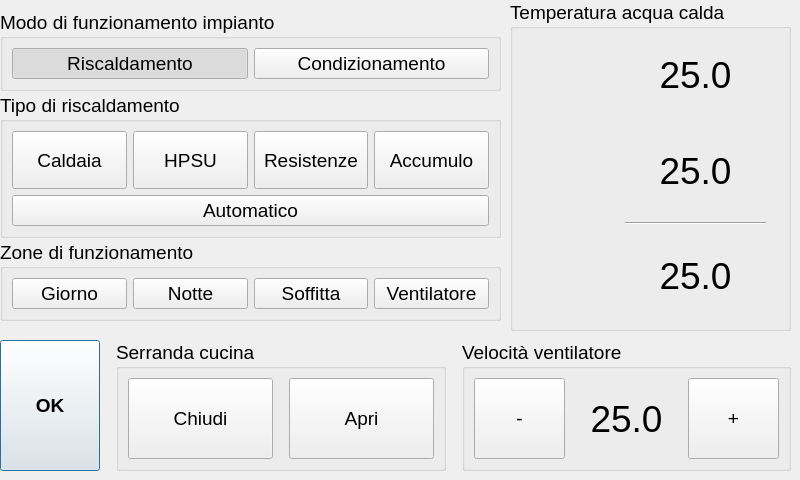
Old version of the form dlg_control.ui in the repository pillo79/home-control.
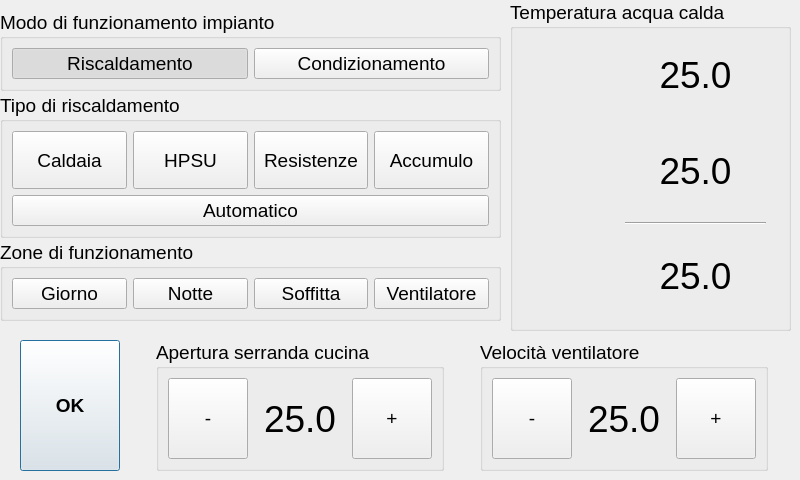
New version of the form. Icons and pictures are not drawn.

Commit message: control: automatic door opening

What changed in the file:
```diff
--- a/dlg_control.ui
+++ b/dlg_control.ui
@@ -637,55 +637,87 @@
      </widget>
     </item>
     <item>
-     <widget class="QGroupBox" name="groupBox_6">
+     <widget class="QGroupBox" name="groupBox_7">
+      <property name="sizePolicy">
+       <sizepolicy hsizetype="Fixed" vsizetype="Preferred">
+        <horstretch>0</horstretch>
+        <verstretch>0</verstretch>
+       </sizepolicy>
+      </property>
       <property name="title">
-       <string>Serranda cucina</string>
+       <string>Apertura serranda cucina</string>
       </property>
-      <layout class="QHBoxLayout" name="horizontalLayout_8">
-       <item>
-        <layout class="QHBoxLayout" name="horizontalLayout_9">
+      <layout class="QHBoxLayout" name="horizontalLayout_11">
          <property name="spacing">
           <number>16</number>
          </property>
          <item>
-          <widget class="QPushButton" name="pbChiudiCucina">
+        <widget class="QPushButton" name="pbApriMinus">
            <property name="sizePolicy">
-            <sizepolicy hsizetype="Expanding" vsizetype="Expanding">
+          <sizepolicy hsizetype="Fixed" vsizetype="Preferred">
              <horstretch>0</horstretch>
              <verstretch>0</verstretch>
             </sizepolicy>
            </property>
            <property name="text">
-            <string>Chiudi</string>
-           </property>
-           <property name="checkable">
-            <bool>false</bool>
+          <string>-</string>
+         </property>
+         <property name="autoRepeat">
+          <bool>true</bool>
            </property>
           </widget>
          </item>
          <item>
-          <widget class="QPushButton" name="pbApriCucina">
+        <widget class="QLabel" name="tlApriCucinaPerc">
            <property name="sizePolicy">
             <sizepolicy hsizetype="Expanding" vsizetype="Expanding">
              <horstretch>0</horstretch>
              <verstretch>0</verstretch>
             </sizepolicy>
            </property>
+         <property name="font">
+          <font>
+           <pointsize>28</pointsize>
+          </font>
+         </property>
            <property name="text">
-            <string>Apri</string>
-           </property>
-           <property name="checkable">
+          <string>25.0</string>
+         </property>
+         <property name="scaledContents">
             <bool>false</bool>
            </property>
-          </widget>
-         </item>
-        </layout>
+         <property name="alignment">
+          <set>Qt::AlignCenter</set>
+         </property>
+        </widget>
+       </item>
+       <item>
+        <widget class="QPushButton" name="pbApriPlus">
+         <property name="sizePolicy">
+          <sizepolicy hsizetype="Fixed" vsizetype="Preferred">
+           <horstretch>0</horstretch>
+           <verstretch>0</verstretch>
+          </sizepolicy>
+         </property>
+         <property name="text">
+          <string>+</string>
+         </property>
+         <property name="autoRepeat">
+          <bool>true</bool>
+         </property>
+        </widget>
        </item>
       </layout>
      </widget>
     </item>
     <item>
      <widget class="QGroupBox" name="groupBox_4">
+      <property name="sizePolicy">
+       <sizepolicy hsizetype="Fixed" vsizetype="Preferred">
+        <horstretch>0</horstretch>
+        <verstretch>0</verstretch>
+       </sizepolicy>
+      </property>
       <property name="title">
        <string>Velocità ventilatore</string>
       </property>
```
Left out of the diff: 4 changed lines with no effect on the pictures. Lines whose indentation alone changed are shown as unchanged. The commit also changes 4 other files.
